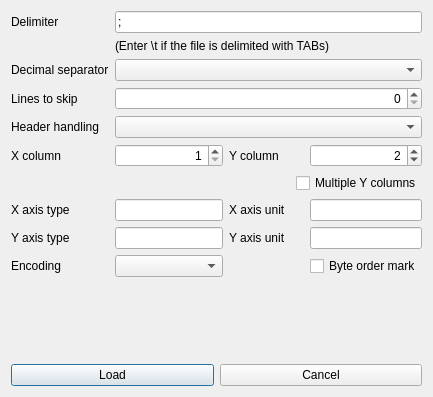
Above: src/plugins/CSVSupport/src/loadcsvfiledialog.ui from echmet/EDII before the change. Below: the same form after it.
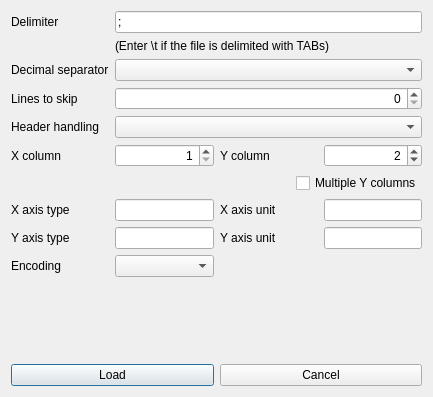
That is the form after the change.

```diff
--- a/src/plugins/CSVSupport/src/loadcsvfiledialog.ui
+++ b/src/plugins/CSVSupport/src/loadcsvfiledialog.ui
@@ -18,6 +18,12 @@
     <layout class="QGridLayout" name="gridLayout">
      <item row="7" column="2">
       <widget class="QLabel" name="ql_xUnit">
+       <property name="sizePolicy">
+        <sizepolicy hsizetype="Preferred" vsizetype="Preferred">
+         <horstretch>1</horstretch>
+         <verstretch>0</verstretch>
+        </sizepolicy>
+       </property>
        <property name="text">
         <string>X axis unit</string>
        </property>
@@ -44,25 +50,37 @@
        </property>
       </widget>
      </item>
-     <item row="9" column="3">
-      <widget class="QCheckBox" name="qcb_bom">
-       <property name="text">
-        <string>Byte order mark</string>
-       </property>
-      </widget>
-     </item>
      <item row="5" column="2">
       <widget class="QLabel" name="ql_yColumn">
+       <property name="sizePolicy">
+        <sizepolicy hsizetype="Preferred" vsizetype="Preferred">
+         <horstretch>1</horstretch>
+         <verstretch>0</verstretch>
+        </sizepolicy>
+       </property>
        <property name="text">
         <string>Y column</string>
        </property>
       </widget>
      </item>
      <item row="7" column="3">
-      <widget class="QLineEdit" name="qle_xUnit"/>
+      <widget class="QLineEdit" name="qle_xUnit">
+       <property name="sizePolicy">
+        <sizepolicy hsizetype="Expanding" vsizetype="Fixed">
+         <horstretch>1</horstretch>
+         <verstretch>0</verstretch>
+        </sizepolicy>
+       </property>
+      </widget>
      </item>
      <item row="5" column="1">
       <widget class="QSpinBox" name="qspbox_xColumn">
+       <property name="sizePolicy">
+        <sizepolicy hsizetype="Minimum" vsizetype="Fixed">
+         <horstretch>1</horstretch>
+         <verstretch>0</verstretch>
+        </sizepolicy>
+       </property>
        <property name="alignment">
         <set>Qt::AlignRight|Qt::AlignTrailing|Qt::AlignVCenter</set>
        </property>
@@ -76,16 +94,36 @@
      </item>
      <item row="8" column="2">
       <widget class="QLabel" name="ql_yUnit">
+       <property name="sizePolicy">
+        <sizepolicy hsizetype="Preferred" vsizetype="Preferred">
+         <horstretch>1</horstretch>
+         <verstretch>0</verstretch>
+        </sizepolicy>
+       </property>
        <property name="text">
         <string>Y axis unit</string>
        </property>
       </widget>
      </item>
      <item row="7" column="1">
-      <widget class="QLineEdit" name="qle_xType"/>
+      <widget class="QLineEdit" name="qle_xType">
+       <property name="sizePolicy">
+        <sizepolicy hsizetype="Expanding" vsizetype="Fixed">
+         <horstretch>1</horstretch>
+         <verstretch>0</verstretch>
+        </sizepolicy>
+       </property>
+      </widget>
      </item>
      <item row="8" column="3">
-      <widget class="QLineEdit" name="qle_yUnit"/>
+      <widget class="QLineEdit" name="qle_yUnit">
+       <property name="sizePolicy">
+        <sizepolicy hsizetype="Expanding" vsizetype="Fixed">
+         <horstretch>1</horstretch>
+         <verstretch>0</verstretch>
+        </sizepolicy>
+       </property>
+      </widget>
      </item>
      <item row="4" column="1" colspan="3">
       <widget class="QComboBox" name="qcbox_headerHandling"/>
@@ -112,6 +150,12 @@
      </item>
      <item row="5" column="0">
       <widget class="QLabel" name="ql_xColumn">
+       <property name="sizePolicy">
+        <sizepolicy hsizetype="Preferred" vsizetype="Preferred">
+         <horstretch>1</horstretch>
+         <verstretch>0</verstretch>
+        </sizepolicy>
+       </property>
        <property name="text">
         <string>X column</string>
        </property>
@@ -121,7 +165,7 @@
       <widget class="QComboBox" name="qcbox_encoding">
        <property name="sizePolicy">
         <sizepolicy hsizetype="MinimumExpanding" vsizetype="Fixed">
-         <horstretch>0</horstretch>
+         <horstretch>1</horstretch>
          <verstretch>0</verstretch>
         </sizepolicy>
        </property>
@@ -142,6 +186,12 @@
      </item>
      <item row="5" column="3">
       <widget class="QSpinBox" name="qspbox_yColumn">
+       <property name="sizePolicy">
+        <sizepolicy hsizetype="Minimum" vsizetype="Fixed">
+         <horstretch>1</horstretch>
+         <verstretch>0</verstretch>
+        </sizepolicy>
+       </property>
        <property name="alignment">
         <set>Qt::AlignRight|Qt::AlignTrailing|Qt::AlignVCenter</set>
        </property>
@@ -177,6 +227,12 @@
      </item>
      <item row="8" column="0">
       <widget class="QLabel" name="ql_yCaption">
+       <property name="sizePolicy">
+        <sizepolicy hsizetype="Preferred" vsizetype="Preferred">
+         <horstretch>1</horstretch>
+         <verstretch>0</verstretch>
+        </sizepolicy>
+       </property>
        <property name="text">
         <string>Y axis type</string>
        </property>
@@ -184,6 +240,12 @@
      </item>
      <item row="9" column="0">
       <widget class="QLabel" name="ql_encodingCaption">
+       <property name="sizePolicy">
+        <sizepolicy hsizetype="Preferred" vsizetype="Preferred">
+         <horstretch>1</horstretch>
+         <verstretch>0</verstretch>
+        </sizepolicy>
+       </property>
        <property name="text">
         <string>Encoding</string>
        </property>
@@ -191,24 +253,17 @@
      </item>
      <item row="7" column="0">
       <widget class="QLabel" name="ql_xType">
+       <property name="sizePolicy">
+        <sizepolicy hsizetype="Preferred" vsizetype="Preferred">
+         <horstretch>1</horstretch>
+         <verstretch>0</verstretch>
+        </sizepolicy>
+       </property>
        <property name="text">
         <string>X axis type</string>
        </property>
       </widget>
      </item>
-     <item row="9" column="2">
-      <spacer name="horizontalSpacer">
-       <property name="orientation">
-        <enum>Qt::Horizontal</enum>
-       </property>
-       <property name="sizeHint" stdset="0">
-        <size>
-         <width>40</width>
-         <height>20</height>
-        </size>
-       </property>
-      </spacer>
-     </item>
      <item row="1" column="1" colspan="3">
       <widget class="QLabel" name="ql_tabDelimiterHint">
        <property name="text">
```
